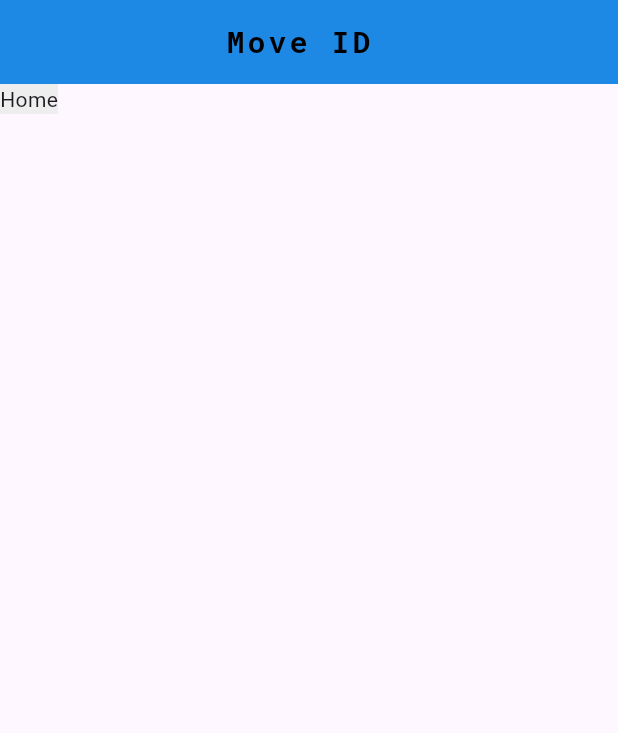
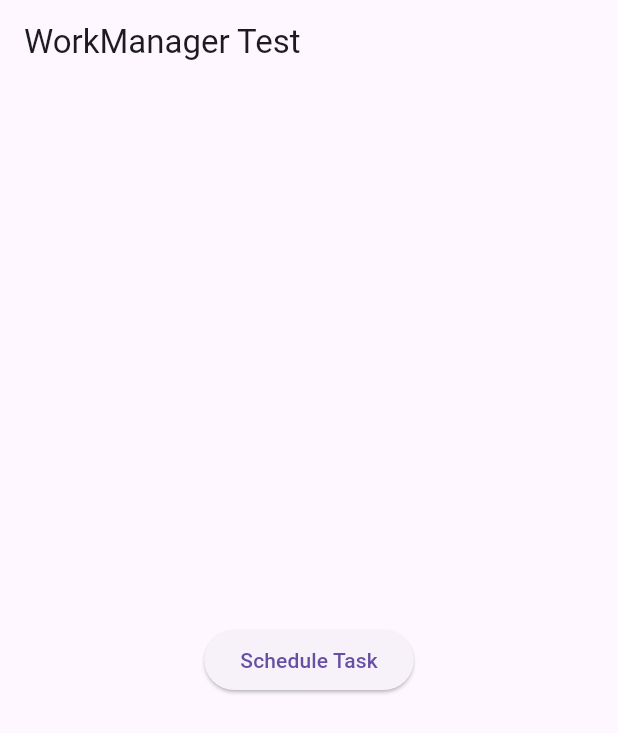
Before and after one commit to JPSSA/move.id, a Flutter app: the screen it shows after launch, on a phone screen of 412 x 824 dp. Shown: the top 733 px of the screen. Run offline on Flutter 3.47's test engine with Material 3 defaults, Android fonts, the phone set to English and light mode, and no system bars; missing offline and left inert: workmanager.

Commit message:
Flutter WorkManager
trying to install workmanager

```diff
--- a/flutter_app/lib/main.dart
+++ b/flutter_app/lib/main.dart
@@ -1,34 +1,47 @@
 import 'package:flutter/material.dart';
+import 'package:workmanager/workmanager.dart';
 
-void main() => runApp(const MaterialApp(
-  home: Home(),
-));
+void callbackDispatcher() {
+  Workmanager().executeTask((task, inputData) {
+    // Your background task logic goes here
+    print("Background task executed!");
+    return Future.value(true);
+  });
+}
 
-class Home extends StatelessWidget {
-  const Home({super.key});
+void main() {
+  WidgetsFlutterBinding.ensureInitialized();
+  Workmanager().initialize(callbackDispatcher);
+  runApp(MyApp());
+}
 
+void scheduleTask() {
+  Workmanager().registerOneOffTask(
+    'myTask',
+    'simpleTask',
+    inputData: <String, dynamic>{'key': 'value'},
+  );
+}
+
+class MyApp extends StatelessWidget {
   @override
   Widget build(BuildContext context) {
-    return Scaffold(
-    appBar: AppBar(
-      title: const Text(
-        "Move ID ",
-        style: TextStyle(
-          letterSpacing: 2.0,
-          fontWeight: FontWeight.bold,
-          color: Colors.black,
-          fontSize: 20,
-          fontFamily: "RobotoMono",
+    return MaterialApp(
+      title: 'WorkManager Test',
+      home: Scaffold(
+        appBar: AppBar(
+          title: Text('WorkManager Test'),
+        ),
+        body: Center(
+          child: ElevatedButton(
+            onPressed: () {
+              scheduleTask();
+              print("Task scheduled!");
+            },
+            child: Text('Schedule Task'),
+          ),
         ),
       ),
-      backgroundColor: Colors.blue[600],
-      centerTitle: true,
-    ),
-    body: Container(
-      color: Colors.grey[200],
-      child: Text("Home")
-
-    ),
-  );
+    );
   }
 }
--- a/flutter_app/pubspec.yaml
+++ b/flutter_app/pubspec.yaml
@@ -30,11 +30,13 @@ environment:
 dependencies:
   flutter:
     sdk: flutter
-
-
+  sensors_plus: ^4.0.2
+  http: ^1.2.1
   # The following adds the Cupertino Icons font to your application.
   # Use with the CupertinoIcons class for iOS style icons.
   cupertino_icons: ^1.0.6
+  workmanager: ^0.5.2
+
 
 dev_dependencies:
   flutter_test:
```
Also changed, not shown: flutter_app/lib/home.dart (added, +88 -0 lines), flutter_app/pubspec.lock, 2 other files.
